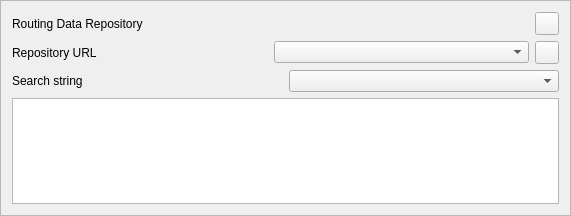
Old version of the form kadasrouting/gui/datacataloguebottombar.ui in the repository kadas-albireo/kadas-albireo2.
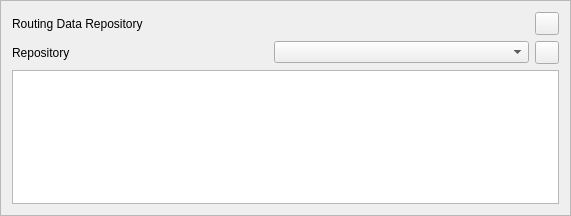
New version of the form. Icons and pictures are not drawn.

Commit message: use default pre-configured repositories only

```diff
--- a/kadasrouting/gui/datacataloguebottombar.ui
+++ b/kadasrouting/gui/datacataloguebottombar.ui
@@ -33,7 +33,7 @@
      </property>
     </widget>
    </item>
-   <item row="3" column="0" colspan="2">
+   <item row="2" column="0" colspan="2">
     <widget class="QListWidget" name="listWidget"/>
    </item>
    <item row="1" column="0" colspan="2">
@@ -41,7 +41,7 @@
      <item>
       <widget class="QLabel" name="repoUrllabel">
        <property name="text">
-        <string>Repository URL</string>
+        <string>Repository</string>
        </property>
       </widget>
      </item>
@@ -81,24 +81,6 @@
      </property>
     </widget>
    </item>
-   <item row="2" column="0" colspan="2">
-    <layout class="QHBoxLayout" name="horizontalLayout_4">
-     <item>
-      <widget class="QLabel" name="searchLabel">
-       <property name="text">
-        <string>Search string</string>
-       </property>
-      </widget>
-     </item>
-     <item>
-      <widget class="QComboBox" name="searchComboBox">
-       <property name="editable">
-        <bool>false</bool>
-       </property>
-      </widget>
-     </item>
-    </layout>
-   </item>
   </layout>
  </widget>
  <resources/>
```
The commit also changes 2 other files.
